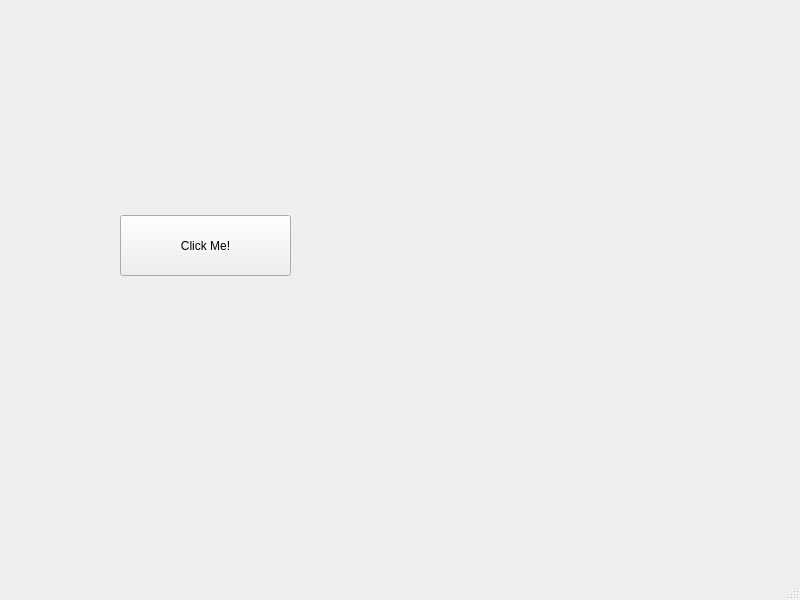
First picture: the form in GUI/mainwindow.ui, repository colecathcart/609Capstone, before the edit.
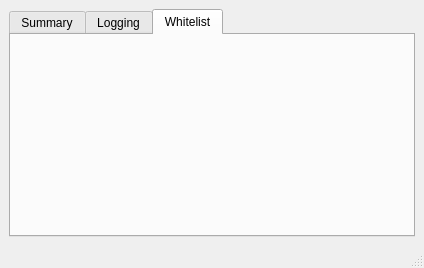
Second picture: the form after the edit.

Commit message: Set up window with tab structure

```diff
--- a/GUI/mainwindow.ui
+++ b/GUI/mainwindow.ui
@@ -6,40 +6,42 @@
    <rect>
     <x>0</x>
     <y>0</y>
-    <width>800</width>
-    <height>600</height>
+    <width>424</width>
+    <height>268</height>
    </rect>
   </property>
   <property name="windowTitle">
    <string>MainWindow</string>
   </property>
   <widget class="QWidget" name="centralwidget">
-   <widget class="QLabel" name="label">
-    <property name="geometry">
-     <rect>
-      <x>100</x>
-      <y>100</y>
-      <width>251</width>
-      <height>71</height>
-     </rect>
-    </property>
-    <property name="text">
-     <string/>
-    </property>
-   </widget>
-   <widget class="QPushButton" name="pushButton">
-    <property name="geometry">
-     <rect>
-      <x>120</x>
-      <y>215</y>
-      <width>171</width>
-      <height>61</height>
-     </rect>
-    </property>
-    <property name="text">
-     <string>Click Me!</string>
-    </property>
-   </widget>
+   <layout class="QHBoxLayout" name="horizontalLayout">
+    <item>
+     <layout class="QVBoxLayout" name="verticalLayout">
+      <item>
+       <widget class="QTabWidget" name="tabWidget">
+        <property name="currentIndex">
+         <number>2</number>
+        </property>
+        <widget class="QWidget" name="summary_tab">
+         <attribute name="title">
+          <string>Summary</string>
+         </attribute>
+        </widget>
+        <widget class="QWidget" name="logging_tab">
+         <attribute name="title">
+          <string>Logging</string>
+         </attribute>
+        </widget>
+        <widget class="QWidget" name="whitelist_tab">
+         <attribute name="title">
+          <string>Whitelist</string>
+         </attribute>
+        </widget>
+       </widget>
+      </item>
+     </layout>
+    </item>
+   </layout>
   </widget>
   <widget class="QMenuBar" name="menubar">
    <property name="geometry">
```
Left out of the diff: 4 changed lines with no effect on the pictures. The commit also changes 2 other files.
